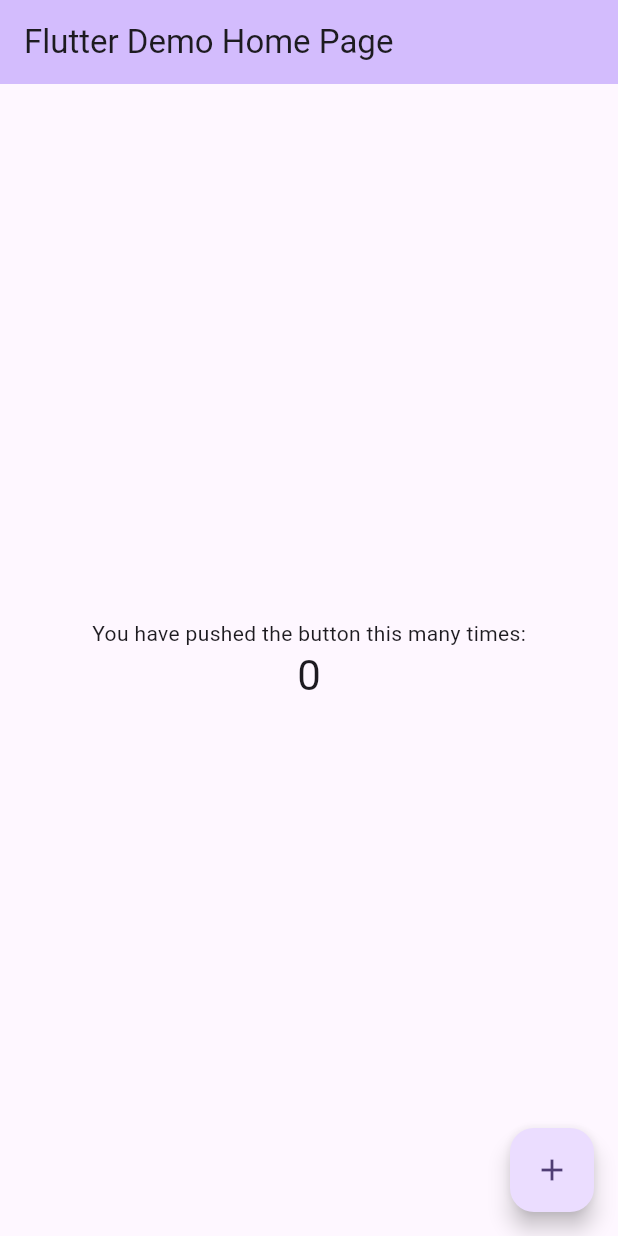
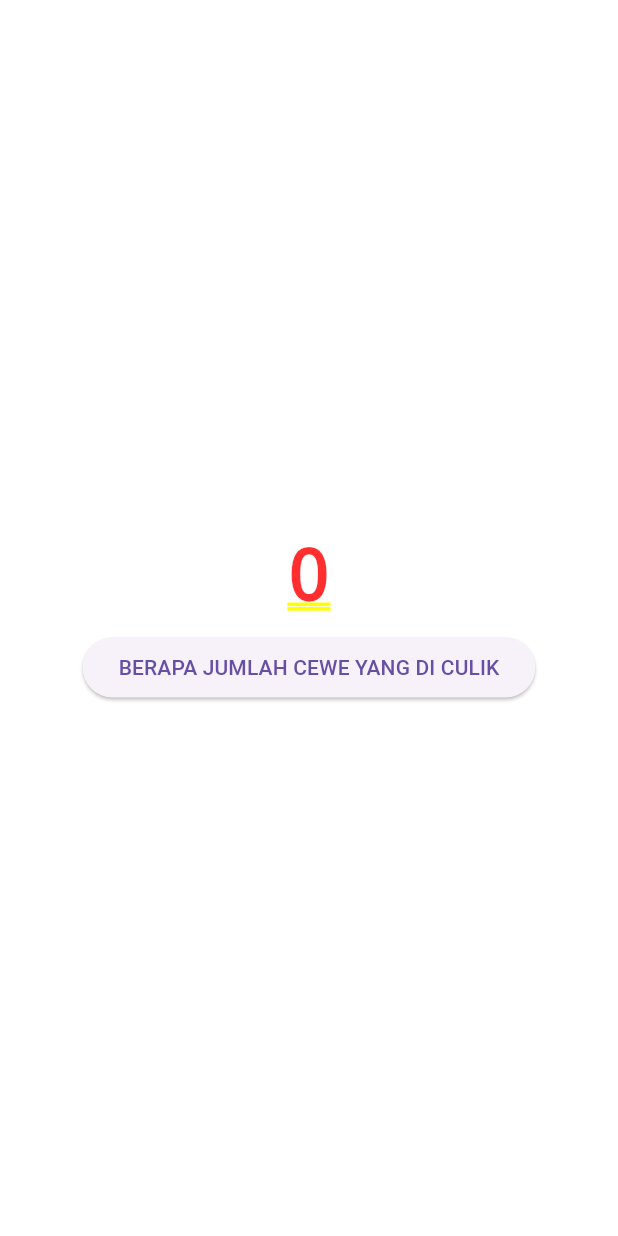
Before and after one commit to rezagulamanzakiyya/wisata_mobile_6, a Flutter app: the screen it shows after launch, on a phone screen of 412 x 824 dp. Run offline on Flutter 3.47's test engine with Material 3 defaults, Android fonts, the phone set to English and light mode, and no system bars.

Commit message:
mobile pertemuan ke-4

```diff
--- a/lib/main.dart
+++ b/lib/main.dart
@@ -1,125 +1,7 @@
 import 'package:flutter/material.dart';
+import 'package:wisata_mobile_6/mystatefulwidget.dart';
+import 'package:wisata_mobile_6/mystatelesswidget.dart';
 
-void main() {
-  runApp(const MyApp());
+void main(){
+  runApp(Mystatefulwidget());
 }
-
-class MyApp extends StatelessWidget {
-  const MyApp({super.key});
-
-  // This widget is the root of your application.
-  @override
-  Widget build(BuildContext context) {
-    return MaterialApp(
-      title: 'Flutter Demo',
-      theme: ThemeData(
-        // This is the theme of your application.
-        //
-        // TRY THIS: Try running your application with "flutter run". You'll see
-        // the application has a purple toolbar. Then, without quitting the app,
-        // try changing the seedColor in the colorScheme below to Colors.green
-        // and then invoke "hot reload" (save your changes or press the "hot
-        // reload" button in a Flutter-supported IDE, or press "r" if you used
-        // the command line to start the app).
-        //
-        // Notice that the counter didn't reset back to zero; the application
-        // state is not lost during the reload. To reset the state, use hot
-        // restart instead.
-        //
-        // This works for code too, not just values: Most code changes can be
-        // tested with just a hot reload.
-        colorScheme: ColorScheme.fromSeed(seedColor: Colors.deepPurple),
-        useMaterial3: true,
-      ),
-      home: const MyHomePage(title: 'Flutter Demo Home Page'),
-    );
-  }
-}
-
-class MyHomePage extends StatefulWidget {
-  const MyHomePage({super.key, required this.title});
-
-  // This widget is the home page of your application. It is stateful, meaning
-  // that it has a State object (defined below) that contains fields that affect
-  // how it looks.
-
-  // This class is the configuration for the state. It holds the values (in this
-  // case the title) provided by the parent (in this case the App widget) and
-  // used by the build method of the State. Fields in a Widget subclass are
-  // always marked "final".
-
-  final String title;
-
-  @override
-  State<MyHomePage> createState() => _MyHomePageState();
-}
-
-class _MyHomePageState extends State<MyHomePage> {
-  int _counter = 0;
-
-  void _incrementCounter() {
-    setState(() {
-      // This call to setState tells the Flutter framework that something has
-      // changed in this State, which causes it to rerun the build method below
-      // so that the display can reflect the updated values. If we changed
-      // _counter without calling setState(), then the build method would not be
-      // called again, and so nothing would appear to happen.
-      _counter++;
-    });
-  }
-
-  @override
-  Widget build(BuildContext context) {
-    // This method is rerun every time setState is called, for instance as done
-    // by the _incrementCounter method above.
-    //
-    // The Flutter framework has been optimized to make rerunning build methods
-    // fast, so that you can just rebuild anything that needs updating rather
-    // than having to individually change instances of widgets.
-    return Scaffold(
-      appBar: AppBar(
-        // TRY THIS: Try changing the color here to a specific color (to
-        // Colors.amber, perhaps?) and trigger a hot reload to see the AppBar
-        // change color while the other colors stay the same.
-        backgroundColor: Theme.of(context).colorScheme.inversePrimary,
-        // Here we take the value from the MyHomePage object that was created by
-        // the App.build method, and use it to set our appbar title.
-        title: Text(widget.title),
-      ),
-      body: Center(
-        // Center is a layout widget. It takes a single child and positions it
-        // in the middle of the parent.
-        child: Column(
-          // Column is also a layout widget. It takes a list of children and
-          // arranges them vertically. By default, it sizes itself to fit its
-          // children horizontally, and tries to be as tall as its parent.
-          //
-          // Column has various properties to control how it sizes itself and
-          // how it positions its children. Here we use mainAxisAlignment to
-          // center the children vertically; the main axis here is the vertical
-          // axis because Columns are vertical (the cross axis would be
-          // horizontal).
-          //
-          // TRY THIS: Invoke "debug painting" (choose the "Toggle Debug Paint"
-          // action in the IDE, or press "p" in the console), to see the
-          // wireframe for each widget.
-          mainAxisAlignment: MainAxisAlignment.center,
-          children: <Widget>[
-            const Text(
-              'You have pushed the button this many times:',
-            ),
-            Text(
-              '$_counter',
-              style: Theme.of(context).textTheme.headlineMedium,
-            ),
-          ],
-        ),
-      ),
-      floatingActionButton: FloatingActionButton(
-        onPressed: _incrementCounter,
-        tooltip: 'Increment',
-        child: const Icon(Icons.add),
-      ), // This trailing comma makes auto-formatting nicer for build methods.
-    );
-  }
-}
--- /dev/null
+++ b/lib/mystatefulwidget.dart
@@ -0,0 +1,42 @@
+import 'package:flutter/material.dart';
+
+class Mystatefulwidget extends StatefulWidget {
+  @override
+  State<StatefulWidget> createState() => _Mystatefulwidgetstate();
+}
+
+class _Mystatefulwidgetstate extends State<Mystatefulwidget> {
+  var _hitungan = 0;
+
+  void _tambahAngka(){
+    setState(() {
+      _hitungan++;
+    });
+  }
+
+
+
+
+  @override
+  Widget build(BuildContext context) {
+    return MaterialApp(
+      title: 'program stateful widget',
+      home: Column(
+        mainAxisAlignment: MainAxisAlignment.center,
+        children: [
+          Text('$_hitungan'),
+          SizedBox(
+            height: 10,
+            width: 20,
+          ),
+          ElevatedButton(
+            onPressed: () {
+              _tambahAngka();
+            },
+            child: Text('BERAPA JUMLAH CEWE YANG DI CULIK'),
+          )
+        ],
+      ),
+    );
+  }
+}
--- /dev/null
+++ b/lib/mystatelesswidget.dart
@@ -0,0 +1,21 @@
+import 'package:flutter/material.dart';
+
+class Mystatelesswidget extends StatelessWidget {
+  const Mystatelesswidget({super.key});
+
+  @override
+  Widget build(BuildContext context) {
+    return MaterialApp(
+      title: 'program stateless widget',
+      home: Scaffold(
+        appBar: AppBar(
+        title: Text('REZA GULAMAN ZAKIYYA'),
+      ),
+      body: Center(
+        child: Text('5520122111'),
+      )
+      ),
+
+    );
+  }
+}
```
